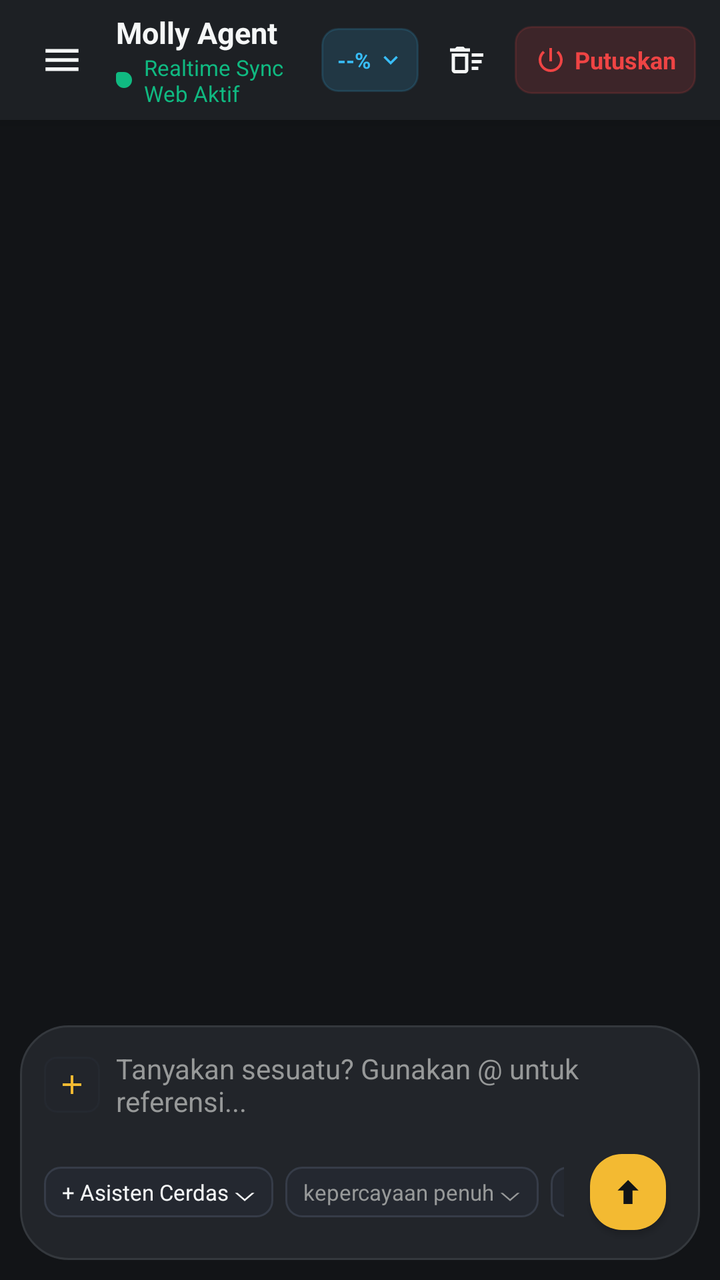
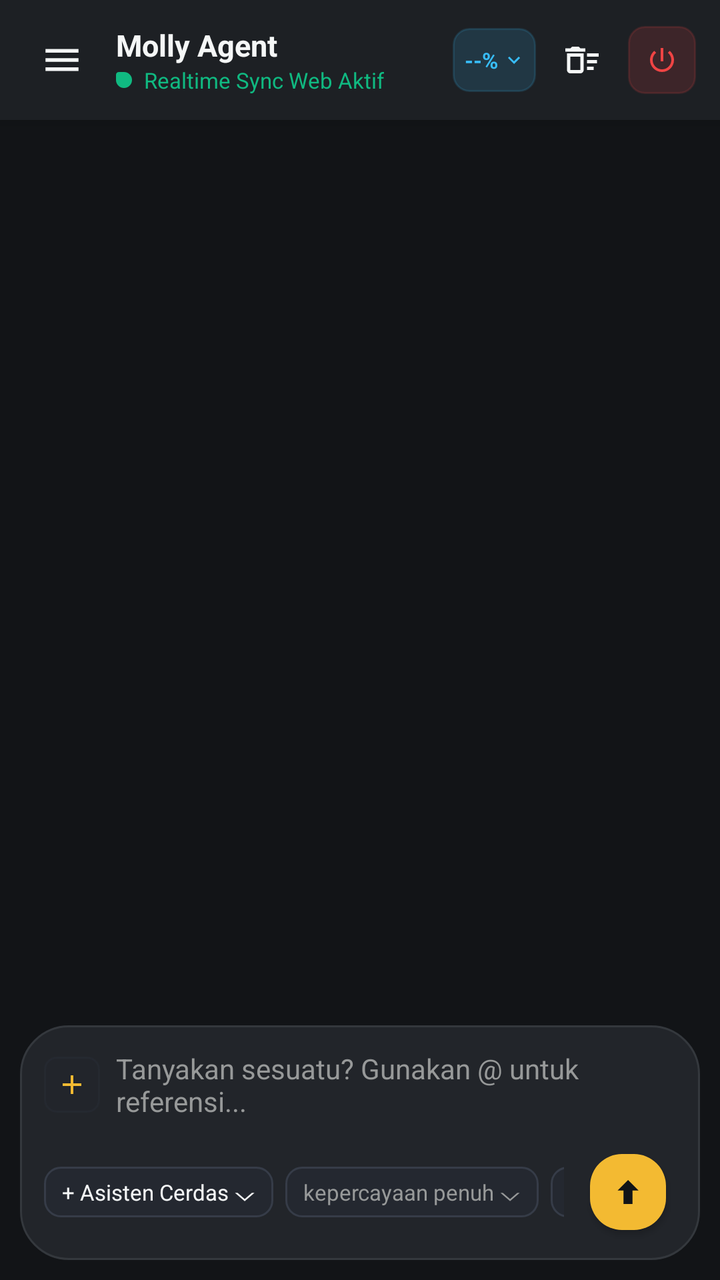

Before-and-after screenshots of an Android layout around one commit, followed by the original layout XML and the change that was made.
<!-- AndroidManifest.xml: application theme Theme.MollyAgent -->
<!-- res/layout/activity_chat.xml -->
<?xml version="1.0" encoding="utf-8"?>
<androidx.drawerlayout.widget.DrawerLayout xmlns:android="http://schemas.android.com/apk/res/android"
    xmlns:app="http://schemas.android.com/apk/res-auto"
    android:id="@+id/drawerLayout"
    android:layout_width="match_parent"
    android:layout_height="match_parent">

    
    <LinearLayout
        android:layout_width="match_parent"
        android:layout_height="match_parent"
        android:background="@color/bg_dark"
        android:orientation="vertical">

        
        <LinearLayout
            android:id="@+id/topBar"
            android:layout_width="match_parent"
            android:layout_height="60dp"
            android:background="@color/card_dark"
            android:elevation="4dp"
            android:gravity="center_vertical"
            android:orientation="horizontal"
            android:paddingHorizontal="12dp">

            
            <ImageView
                android:id="@+id/btnMenu"
                android:layout_width="38dp"
                android:layout_height="38dp"
                android:background="?selectableItemBackgroundBorderless"
                android:contentDescription="Riwayat Sesi"
                android:padding="8dp"
                android:src="@drawable/ic_menu" />

            <LinearLayout
                android:layout_width="0dp"
                android:layout_height="wrap_content"
                android:layout_marginStart="8dp"
                android:layout_weight="1"
                android:orientation="vertical">

                <TextView
                    android:id="@+id/tvAgentName"
                    android:layout_width="wrap_content"
                    android:layout_height="wrap_content"
                    android:ellipsize="end"
                    android:maxLines="1"
                    android:text="Molly Agent"
                    android:textColor="@color/text_white"
                    android:textSize="15sp"
                    android:textStyle="bold" />

                <LinearLayout
                    android:layout_width="wrap_content"
                    android:layout_height="wrap_content"
                    android:gravity="center_vertical"
                    android:orientation="horizontal">

                    <View
                        android:layout_width="8dp"
                        android:layout_height="8dp"
                        android:background="@drawable/bg_agent_bubble"
                        android:backgroundTint="@color/status_green" />

                    <TextView
                        android:id="@+id/tvSyncStatus"
                        android:layout_width="wrap_content"
                        android:layout_height="wrap_content"
                        android:layout_marginStart="6dp"
                        android:text="Realtime Sync Web Aktif"
                        android:textColor="@color/status_green"
                        android:textSize="11sp" />
                </LinearLayout>
            </LinearLayout>

            
            <LinearLayout
                android:id="@+id/btnContextStatus"
                android:layout_width="wrap_content"
                android:layout_height="32dp"
                android:layout_marginEnd="6dp"
                android:background="@drawable/bg_action_pill"
                android:backgroundTint="#2638BDF8"
                android:clickable="true"
                android:focusable="true"
                android:gravity="center_vertical"
                android:orientation="horizontal"
                android:paddingHorizontal="8dp">

                <TextView
                    android:id="@+id/tvToolbarContextPercent"
                    android:layout_width="wrap_content"
                    android:layout_height="wrap_content"
                    android:text="--%"
                    android:textColor="#38BDF8"
                    android:textSize="11sp"
                    android:textStyle="bold" />

                <ImageView
                    android:layout_width="12dp"
                    android:layout_height="12dp"
                    android:layout_marginStart="4dp"
                    android:src="@drawable/ic_chevron_down"
                    android:tint="#38BDF8" />
            </LinearLayout>

            
            <ImageView
                android:id="@+id/btnClearChat"
                android:layout_width="36dp"
                android:layout_height="36dp"
                android:layout_marginEnd="6dp"
                android:background="?selectableItemBackgroundBorderless"
                android:contentDescription="Bersihkan Chat"
                android:padding="8dp"
                android:src="@drawable/ic_clear" />

            
            <LinearLayout
                android:id="@+id/btnDisconnect"
                android:layout_width="wrap_content"
                android:layout_height="34dp"
                android:background="@drawable/bg_action_pill"
                android:backgroundTint="#26EF4444"
                android:clickable="true"
                android:focusable="true"
                android:gravity="center_vertical"
                android:orientation="horizontal"
                android:paddingHorizontal="10dp">

                <ImageView
                    android:layout_width="16dp"
                    android:layout_height="16dp"
                    android:contentDescription="Putuskan"
                    android:src="@drawable/ic_disconnect" />

                <TextView
                    android:layout_width="wrap_content"
                    android:layout_height="wrap_content"
                    android:layout_marginStart="4dp"
                    android:text="Putuskan"
                    android:textColor="@color/status_red"
                    android:textSize="12sp"
                    android:textStyle="bold" />
            </LinearLayout>
        </LinearLayout>

        
        <androidx.recyclerview.widget.RecyclerView
            android:id="@+id/rvMessages"
            android:layout_width="match_parent"
            android:layout_height="0dp"
            android:layout_weight="1"
            android:clipToPadding="false"
            android:paddingHorizontal="12dp"
            android:paddingVertical="8dp" />

        
        <LinearLayout
            android:id="@+id/llThinking"
            android:layout_width="match_parent"
            android:layout_height="wrap_content"
            android:gravity="center_vertical"
            android:orientation="horizontal"
            android:paddingHorizontal="16dp"
            android:paddingVertical="6dp"
            android:visibility="gone">

            <ProgressBar
                style="?android:attr/progressBarStyleSmall"
                android:layout_width="18dp"
                android:layout_height="18dp"
                android:indeterminateTint="@color/primary_gold" />

            <TextView
                android:layout_width="wrap_content"
                android:layout_height="wrap_content"
                android:layout_marginStart="8dp"
                android:text="Molly sedang memproses respon..."
                android:textColor="@color/text_muted"
                android:textSize="12sp"
                android:textStyle="italic" />
        </LinearLayout>

        
        <LinearLayout
            android:id="@+id/llRereadBanner"
            android:layout_width="match_parent"
            android:layout_height="wrap_content"
            android:layout_marginHorizontal="12dp"
            android:layout_marginBottom="4dp"
            android:gravity="center"
            android:orientation="horizontal"
            android:paddingHorizontal="10dp"
            android:paddingVertical="6dp"
            android:visibility="gone">

            <TextView
                android:id="@+id/tvRereadErrorMsg"
                android:layout_width="wrap_content"
                android:layout_height="wrap_content"
                android:text="Conversation reading failed, please try again."
                android:textColor="#9CA3AF"
                android:textSize="12sp" />

            <TextView
                android:id="@+id/btnRereadConversation"
                android:layout_width="wrap_content"
                android:layout_height="wrap_content"
                android:layout_marginStart="8dp"
                android:background="@drawable/bg_action_pill"
                android:backgroundTint="#1A38BDF8"
                android:clickable="true"
                android:focusable="true"
                android:paddingHorizontal="8dp"
                android:paddingVertical="3dp"
                android:text="Reread conversation"
                android:textColor="#38BDF8"
                android:textSize="12sp"
                android:textStyle="normal" />
        </LinearLayout>

        
        <LinearLayout
            android:id="@+id/llInputContainer"
            android:layout_width="match_parent"
            android:layout_height="wrap_content"
            android:layout_margin="10dp"
            android:background="@drawable/bg_input_box"
            android:orientation="vertical"
            android:paddingHorizontal="12dp"
            android:paddingTop="8dp"
            android:paddingBottom="10dp">

            
            <LinearLayout
                android:layout_width="match_parent"
                android:layout_height="wrap_content"
                android:gravity="center_vertical"
                android:orientation="horizontal">

                <ImageView
                    android:id="@+id/btnAddAttachment"
                    android:layout_width="28dp"
                    android:layout_height="28dp"
                    android:layout_marginEnd="8dp"
                    android:background="@drawable/bg_chat_action_btn"
                    android:clickable="true"
                    android:contentDescription="Tambah Konten atau Referensi"
                    android:focusable="true"
                    android:padding="6dp"
                    android:src="@drawable/ic_plus"
                    android:tint="@color/primary_gold" />

                <EditText
                    android:id="@+id/etMessage"
                    android:layout_width="0dp"
                    android:layout_height="wrap_content"
                    android:layout_weight="1"
                    android:background="@android:color/transparent"
                    android:hint="Tanyakan sesuatu? Gunakan @ untuk referensi..."
                    android:importantForAutofill="no"
                    android:inputType="textMultiLine|textCapSentences"
                    android:maxLines="4"
                    android:minLines="1"
                    android:paddingVertical="4dp"
                    android:textColor="@color/text_white"
                    android:textColorHint="@color/text_muted"
                    android:textSize="14sp" />
            </LinearLayout>

            
            <LinearLayout
                android:layout_width="match_parent"
                android:layout_height="wrap_content"
                android:layout_marginTop="8dp"
                android:gravity="center_vertical"
                android:orientation="horizontal">

                <HorizontalScrollView
                    android:layout_width="0dp"
                    android:layout_height="wrap_content"
                    android:layout_weight="1"
                    android:overScrollMode="never"
                    android:scrollbars="none">

                    <LinearLayout
                        android:layout_width="wrap_content"
                        android:layout_height="wrap_content"
                        android:gravity="center_vertical"
                        android:orientation="horizontal">

                        
                        <TextView
                            android:id="@+id/btnSelectAgent"
                            android:layout_width="wrap_content"
                            android:layout_height="wrap_content"
                            android:background="@drawable/bg_action_pill"
                            android:clickable="true"
                            android:focusable="true"
                            android:text="+ Asisten Cerdas ⌵"
                            android:textColor="@color/text_white"
                            android:textSize="11sp" />

                        
                        <TextView
                            android:id="@+id/btnSelectApproval"
                            android:layout_width="wrap_content"
                            android:layout_height="wrap_content"
                            android:layout_marginStart="6dp"
                            android:background="@drawable/bg_action_pill"
                            android:clickable="true"
                            android:focusable="true"
                            android:text="kepercayaan penuh ⌵"
                            android:textColor="@color/text_muted"
                            android:textSize="11sp" />

                        
                        <TextView
                            android:id="@+id/btnSelectModel"
                            android:layout_width="wrap_content"
                            android:layout_height="wrap_content"
                            android:layout_marginStart="6dp"
                            android:background="@drawable/bg_action_pill"
                            android:clickable="true"
                            android:focusable="true"
                            android:text="gemini-4-hydrogen-medium ⌵"
                            android:textColor="@color/primary_gold"
                            android:textSize="11sp" />
                    </LinearLayout>
                </HorizontalScrollView>

                
                <com.google.android.material.floatingactionbutton.FloatingActionButton
                    android:id="@+id/btnSend"
                    android:layout_width="wrap_content"
                    android:layout_height="wrap_content"
                    android:layout_marginStart="8dp"
                    android:contentDescription="Kirim"
                    app:backgroundTint="@color/primary_gold"
                    app:elevation="2dp"
                    app:fabCustomSize="38dp"
                    app:maxImageSize="18dp"
                    app:srcCompat="@drawable/ic_arrow_up"
                    app:tint="#121417" />
            </LinearLayout>
        </LinearLayout>
    </LinearLayout>

    
    <include
        layout="@layout/layout_session_drawer"
        android:layout_width="@dimen/drawer_width"
        android:layout_height="match_parent"
        android:layout_gravity="start" />

</androidx.drawerlayout.widget.DrawerLayout>
<!-- res/layout/layout_session_drawer.xml (included above) -->
<?xml version="1.0" encoding="utf-8"?>
<LinearLayout xmlns:android="http://schemas.android.com/apk/res/android"
    xmlns:app="http://schemas.android.com/apk/res-auto"
    android:layout_width="300dp"
    android:layout_height="match_parent"
    android:layout_gravity="start"
    android:background="@color/bg_dark"
    android:clickable="true"
    android:focusable="true"
    android:orientation="vertical"
    android:paddingTop="28dp">

    
    <LinearLayout
        android:layout_width="match_parent"
        android:layout_height="wrap_content"
        android:gravity="center_vertical"
        android:orientation="horizontal"
        android:paddingHorizontal="16dp"
        android:paddingBottom="14dp">

        <ImageView
            android:layout_width="26dp"
            android:layout_height="26dp"
            android:contentDescription="Molly"
            android:src="@drawable/ic_molly_logo" />

        <TextView
            android:layout_width="0dp"
            android:layout_height="wrap_content"
            android:layout_marginStart="10dp"
            android:layout_weight="1"
            android:text="Riwayat Percakapan"
            android:textColor="@color/text_white"
            android:textSize="17sp"
            android:textStyle="bold" />
    </LinearLayout>

    
    <com.google.android.material.button.MaterialButton
        android:id="@+id/btnDrawerNewSession"
        android:layout_width="match_parent"
        android:layout_height="48dp"
        android:layout_marginHorizontal="16dp"
        android:layout_marginBottom="12dp"
        android:text="+ Sesi Chat Baru"
        android:textColor="#121417"
        android:textSize="14sp"
        android:textStyle="bold"
        app:backgroundTint="@color/primary_gold"
        app:cornerRadius="24dp" />

    
    <LinearLayout
        android:layout_width="match_parent"
        android:layout_height="wrap_content"
        android:layout_marginHorizontal="16dp"
        android:layout_marginBottom="10dp"
        android:background="@drawable/bg_action_pill"
        android:backgroundTint="@color/card_dark"
        android:orientation="horizontal"
        android:padding="3dp">

        <TextView
            android:id="@+id/tabActiveSessions"
            android:layout_width="0dp"
            android:layout_height="32dp"
            android:layout_weight="1"
            android:background="@drawable/bg_action_pill"
            android:backgroundTint="#33F3BA32"
            android:gravity="center"
            android:text="Aktif"
            android:textColor="@color/primary_gold"
            android:textSize="12sp"
            android:textStyle="bold" />

        <TextView
            android:id="@+id/tabArchivedSessions"
            android:layout_width="0dp"
            android:layout_height="32dp"
            android:layout_weight="1"
            android:background="@android:color/transparent"
            android:gravity="center"
            android:text="Arsip"
            android:textColor="@color/text_muted"
            android:textSize="12sp" />
    </LinearLayout>

    
    <androidx.recyclerview.widget.RecyclerView
        android:id="@+id/rvDrawerSessions"
        android:layout_width="match_parent"
        android:layout_height="0dp"
        android:layout_weight="1"
        android:clipToPadding="false"
        android:paddingVertical="4dp" />

    
    <TextView
        android:id="@+id/tvEmptySessions"
        android:layout_width="match_parent"
        android:layout_height="wrap_content"
        android:layout_marginTop="32dp"
        android:gravity="center"
        android:text="Belum ada sesi percakapan"
        android:textColor="@color/text_muted"
        android:textSize="13sp"
        android:visibility="gone" />

    
    <View
        android:layout_width="match_parent"
        android:layout_height="1dp"
        android:background="@color/border_dark" />

    
    <LinearLayout
        android:id="@+id/btnDrawerWorkspaceFiles"
        android:layout_width="match_parent"
        android:layout_height="wrap_content"
        android:background="?selectableItemBackground"
        android:clickable="true"
        android:focusable="true"
        android:gravity="center_vertical"
        android:orientation="horizontal"
        android:paddingHorizontal="16dp"
        android:paddingVertical="12dp">

        <TextView
            android:layout_width="wrap_content"
            android:layout_height="wrap_content"
            android:text="📁"
            android:textSize="14sp" />

        <TextView
            android:layout_width="0dp"
            android:layout_height="wrap_content"
            android:layout_marginStart="10dp"
            android:layout_weight="1"
            android:text="Berkas Ruang Kerja (Workspace)"
            android:textColor="@color/text_white"
            android:textSize="13sp" />

        <TextView
            android:layout_width="wrap_content"
            android:layout_height="wrap_content"
            android:text="Buka ❯"
            android:textColor="@color/primary_gold"
            android:textSize="11sp" />
    </LinearLayout>

    
    <LinearLayout
        android:id="@+id/btnDrawerScheduler"
        android:layout_width="match_parent"
        android:layout_height="wrap_content"
        android:background="?selectableItemBackground"
        android:clickable="true"
        android:focusable="true"
        android:gravity="center_vertical"
        android:orientation="horizontal"
        android:paddingHorizontal="16dp"
        android:paddingVertical="12dp">

        <TextView
            android:layout_width="wrap_content"
            android:layout_height="wrap_content"
            android:text="⏰"
            android:textSize="14sp" />

        <TextView
            android:layout_width="0dp"
            android:layout_height="wrap_content"
            android:layout_marginStart="10dp"
            android:layout_weight="1"
            android:text="Tugas Terjadwal (Scheduler)"
            android:textColor="@color/text_white"
            android:textSize="13sp" />

        <TextView
            android:layout_width="wrap_content"
            android:layout_height="wrap_content"
            android:text="Kelola ❯"
            android:textColor="@color/primary_gold"
            android:textSize="11sp" />
    </LinearLayout>

    
    <LinearLayout
        android:id="@+id/btnDrawerProviders"
        android:layout_width="match_parent"
        android:layout_height="wrap_content"
        android:background="?selectableItemBackground"
        android:clickable="true"
        android:focusable="true"
        android:gravity="center_vertical"
        android:orientation="horizontal"
        android:paddingHorizontal="16dp"
        android:paddingVertical="12dp">

        <TextView
            android:layout_width="wrap_content"
            android:layout_height="wrap_content"
            android:text="🧩"
            android:textSize="14sp" />

        <TextView
            android:layout_width="0dp"
            android:layout_height="wrap_content"
            android:layout_marginStart="10dp"
            android:layout_weight="1"
            android:text="Penyedia Model AI (Providers)"
            android:textColor="@color/text_white"
            android:textSize="13sp" />

        <TextView
            android:layout_width="wrap_content"
            android:layout_height="wrap_content"
            android:text="Katalog ❯"
            android:textColor="@color/primary_gold"
            android:textSize="11sp" />
    </LinearLayout>

    
    <LinearLayout
        android:id="@+id/btnDrawerStatus"
        android:layout_width="match_parent"
        android:layout_height="wrap_content"
        android:background="?selectableItemBackground"
        android:clickable="true"
        android:focusable="true"
        android:gravity="center_vertical"
        android:orientation="horizontal"
        android:paddingHorizontal="16dp"
        android:paddingVertical="12dp">

        <TextView
            android:layout_width="wrap_content"
            android:layout_height="wrap_content"
            android:text="📊"
            android:textSize="14sp" />

        <TextView
            android:layout_width="0dp"
            android:layout_height="wrap_content"
            android:layout_marginStart="10dp"
            android:layout_weight="1"
            android:text="Status Token &amp; Konteks"
            android:textColor="@color/text_white"
            android:textSize="13sp" />

        <TextView
            android:id="@+id/tvDrawerStatusBadge"
            android:layout_width="wrap_content"
            android:layout_height="wrap_content"
            android:text="--% ❯"
            android:textColor="#38BDF8"
            android:textSize="11sp" />
    </LinearLayout>

    
    <LinearLayout
        android:id="@+id/btnDrawerServerConfig"
        android:layout_width="match_parent"
        android:layout_height="wrap_content"
        android:background="?selectableItemBackground"
        android:clickable="true"
        android:focusable="true"
        android:gravity="center_vertical"
        android:orientation="horizontal"
        android:paddingHorizontal="16dp"
        android:paddingVertical="12dp">

        <TextView
            android:layout_width="wrap_content"
            android:layout_height="wrap_content"
            android:text="🌐"
            android:textSize="14sp" />

        <TextView
            android:layout_width="0dp"
            android:layout_height="wrap_content"
            android:layout_marginStart="10dp"
            android:layout_weight="1"
            android:text="Konfigurasi URL Server"
            android:textColor="@color/text_white"
            android:textSize="13sp" />

        <TextView
            android:id="@+id/tvDrawerServerBadge"
            android:layout_width="wrap_content"
            android:layout_height="wrap_content"
            android:text="Ubah ❯"
            android:textColor="@color/primary_gold"
            android:textSize="11sp" />
    </LinearLayout>

    
    <LinearLayout
        android:id="@+id/btnDrawerCheckUpdate"
        android:layout_width="match_parent"
        android:layout_height="wrap_content"
        android:background="?selectableItemBackground"
        android:clickable="true"
        android:focusable="true"
        android:gravity="center_vertical"
        android:orientation="horizontal"
        android:paddingHorizontal="16dp"
        android:paddingVertical="12dp">

        <TextView
            android:layout_width="wrap_content"
            android:layout_height="wrap_content"
            android:text="🔄"
            android:textSize="14sp" />

        <TextView
            android:layout_width="0dp"
            android:layout_height="wrap_content"
            android:layout_marginStart="10dp"
            android:layout_weight="1"
            android:text="Periksa Pembaruan"
            android:textColor="@color/text_white"
            android:textSize="13sp" />

        <TextView
            android:id="@+id/tvDrawerUpdateBadge"
            android:layout_width="wrap_content"
            android:layout_height="wrap_content"
            android:text="Cek ❯"
            android:textColor="@color/primary_gold"
            android:textSize="11sp" />
    </LinearLayout>

    
    <LinearLayout
        android:id="@+id/btnDrawerAbout"
        android:layout_width="match_parent"
        android:layout_height="wrap_content"
        android:background="?selectableItemBackground"
        android:clickable="true"
        android:focusable="true"
        android:gravity="center_vertical"
        android:orientation="horizontal"
        android:paddingHorizontal="16dp"
        android:paddingVertical="12dp">

        <TextView
            android:layout_width="wrap_content"
            android:layout_height="wrap_content"
            android:text="ℹ️"
            android:textSize="14sp" />

        <TextView
            android:layout_width="0dp"
            android:layout_height="wrap_content"
            android:layout_marginStart="10dp"
            android:layout_weight="1"
            android:text="Tentang Aplikasi"
            android:textColor="@color/text_white"
            android:textSize="13sp" />

        <TextView
            android:layout_width="wrap_content"
            android:layout_height="wrap_content"
            android:text="v1.0.6 ❯"
            android:textColor="@color/primary_gold"
            android:textSize="11sp" />
    </LinearLayout>

    <TextView
        android:id="@+id/tvDrawerFooter"
        android:layout_width="match_parent"
        android:layout_height="wrap_content"
        android:paddingHorizontal="16dp"
        android:paddingBottom="12dp"
        android:text="Molly Agent Ecosystem • Daniels Trysyahputra"
        android:textColor="#5A5E64"
        android:textSize="10sp" />

</LinearLayout>
<!-- resources referenced by this layout -->
<resources>
  <color name="bg_dark">#121417</color>
  <color name="border_dark">#34383D</color>
  <color name="card_dark">#1D2024</color>
  <color name="primary_gold">#F3BA32</color>
  <color name="status_green">#10B981</color>
  <color name="status_red">#EF4444</color>
  <color name="text_muted">#979999</color>
  <color name="text_white">#F5F7F7</color>
  <dimen name="drawer_width">300dp</dimen>
  <!-- drawable bg_action_pill (drawable) -->
  <?xml version="1.0" encoding="utf-8"?>
  <shape xmlns:android="http://schemas.android.com/apk/res/android"
      android:shape="rectangle">
      <solid android:color="#242830" />
      <stroke
          android:width="1dp"
          android:color="#363C48" />
      <corners android:radius="8dp" />
      <padding
          android:bottom="5dp"
          android:left="9dp"
          android:right="9dp"
          android:top="5dp" />
  </shape>
  <!-- drawable bg_chat_action_btn (drawable) -->
  <?xml version="1.0" encoding="utf-8"?>
  <ripple xmlns:android="http://schemas.android.com/apk/res/android"
      android:color="#33FFFFFF">
      <item>
          <shape android:shape="rectangle">
              <solid android:color="#1A242D38" />
              <corners android:radius="6dp" />
              <stroke
                  android:width="1dp"
                  android:color="#26374151" />
          </shape>
      </item>
  </ripple>
  <!-- drawable bg_input_box (drawable) -->
  <?xml version="1.0" encoding="utf-8"?>
  <shape xmlns:android="http://schemas.android.com/apk/res/android"
      android:shape="rectangle">
      <solid android:color="@color/surface_dark" />
      <stroke
          android:width="1dp"
          android:color="@color/border_dark" />
      <corners android:radius="24dp" />
  </shape>
  <!-- drawable ic_arrow_up (drawable) -->
  <vector xmlns:android="http://schemas.android.com/apk/res/android"
      android:width="24dp"
      android:height="24dp"
      android:viewportWidth="24"
      android:viewportHeight="24">
      <path
          android:fillColor="#121417"
          android:pathData="M12,4l-7,7h4v9h6v-9h4L12,4z" />
  </vector>
  <!-- drawable ic_chevron_down (drawable) -->
  <vector xmlns:android="http://schemas.android.com/apk/res/android"
      android:width="20dp"
      android:height="20dp"
      android:viewportWidth="20"
      android:viewportHeight="20">
      <path
          android:fillColor="#979999"
          android:pathData="M14.59,6.59 L10,11.17 L5.41,6.59 L4,8 L10,14 L16,8 Z" />
  </vector>
  <!-- drawable ic_clear (drawable) -->
  <vector xmlns:android="http://schemas.android.com/apk/res/android"
      android:width="24dp"
      android:height="24dp"
      android:viewportWidth="24"
      android:viewportHeight="24">
      <path
          android:fillColor="#F5F7F7"
          android:pathData="M15,16h4v2h-4zm0,-8h7v2h-7zm0,4h6v2h-6zM3,18c0,1.1 0.9,2 2,2h6c1.1,0 2,-0.9 2,-2V8H3v10zm2,-8h6v8H5v-8zm5,-6H6L5,5H2v2h12V5h-3z" />
  </vector>
  <!-- drawable ic_menu (drawable) -->
  <vector xmlns:android="http://schemas.android.com/apk/res/android"
      android:width="24dp"
      android:height="24dp"
      android:viewportWidth="24"
      android:viewportHeight="24">
      <path
          android:fillColor="#F5F7F7"
          android:pathData="M3,18h18v-2H3v2zm0,-5h18v-2H3v2zm0,-7v2h18V6H3z" />
  </vector>
  <!-- drawable ic_plus (drawable) -->
  <vector xmlns:android="http://schemas.android.com/apk/res/android"
      android:width="24dp"
      android:height="24dp"
      android:viewportWidth="24"
      android:viewportHeight="24">
    <path
        android:fillColor="#FFFFFFFF"
        android:pathData="M19,13h-6v6h-2v-6H5v-2h6V5h2v6h6v2z"/>
  </vector>
  <color name="agent_bubble_bg">#1D2024</color>
  <color name="agent_bubble_border">#34383D</color>
  <color name="surface_dark">#22252A</color>
  <color name="primary_gold_dark">#E2AB28</color>
  <!-- unchanged entries left out for length: 4 -->
</resources>

<!-- the commit's change to res/layout/activity_chat.xml (unified diff, before → after) -->
@@ -86,7 +86,7 @@
                 android:focusable="true"
                 android:gravity="center_vertical"
                 android:orientation="horizontal"
-                android:paddingHorizontal="8dp">
+                android:paddingHorizontal="6dp">
 
                 <TextView
                     android:id="@+id/tvToolbarContextPercent"
@@ -98,9 +98,9 @@
                     android:textStyle="bold" />
 
                 <ImageView
-                    android:layout_width="12dp"
-                    android:layout_height="12dp"
-                    android:layout_marginStart="4dp"
+                    android:layout_width="10dp"
+                    android:layout_height="10dp"
+                    android:layout_marginStart="3dp"
                     android:src="@drawable/ic_chevron_down"
                     android:tint="#38BDF8" />
             </LinearLayout>
@@ -108,41 +108,31 @@
             
             <ImageView
                 android:id="@+id/btnClearChat"
-                android:layout_width="36dp"
-                android:layout_height="36dp"
+                android:layout_width="34dp"
+                android:layout_height="34dp"
                 android:layout_marginEnd="6dp"
                 android:background="?selectableItemBackgroundBorderless"
                 android:contentDescription="Bersihkan Chat"
-                android:padding="8dp"
+                android:padding="7dp"
                 android:src="@drawable/ic_clear" />
 
             
             <LinearLayout
                 android:id="@+id/btnDisconnect"
-                android:layout_width="wrap_content"
+                android:layout_width="34dp"
                 android:layout_height="34dp"
                 android:background="@drawable/bg_action_pill"
                 android:backgroundTint="#26EF4444"
                 android:clickable="true"
                 android:focusable="true"
-                android:gravity="center_vertical"
-                android:orientation="horizontal"
-                android:paddingHorizontal="10dp">
+                android:gravity="center"
+                android:contentDescription="Putuskan">
 
                 <ImageView
                     android:layout_width="16dp"
                     android:layout_height="16dp"
                     android:contentDescription="Putuskan"
                     android:src="@drawable/ic_disconnect" />
-
-                <TextView
-                    android:layout_width="wrap_content"
-                    android:layout_height="wrap_content"
-                    android:layout_marginStart="4dp"
-                    android:text="Putuskan"
-                    android:textColor="@color/status_red"
-                    android:textSize="12sp"
-                    android:textStyle="bold" />
             </LinearLayout>
         </LinearLayout>
 
<!-- resource entries referenced after the edit -->
@@ -5,7 +5,6 @@
   <color name="card_dark">#1D2024</color>
   <color name="primary_gold">#F3BA32</color>
   <color name="status_green">#10B981</color>
-  <color name="status_red">#EF4444</color>
   <color name="text_muted">#979999</color>
   <color name="text_white">#F5F7F7</color>
   <dimen name="drawer_width">300dp</dimen>
